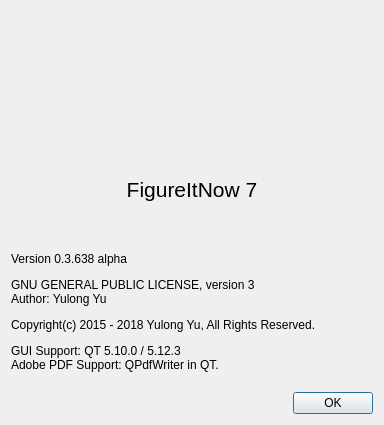
Before: the Qt Designer form FigureItNow7/finUiAboutDlg.ui in yuylong/FigureItNow, drawn with Qt 5.
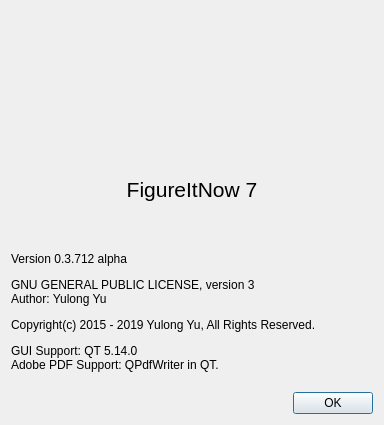
After: the same form once the commit is applied. Icons and pictures are not drawn.

Patch:
```diff
--- a/FigureItNow7/finUiAboutDlg.ui
+++ b/FigureItNow7/finUiAboutDlg.ui
@@ -52,7 +52,7 @@
    <item>
     <widget class="QLabel" name="lblCopyrights">
      <property name="text">
-      <string>&lt;html&gt;&lt;head/&gt;&lt;body&gt;&lt;p&gt;Version 0.3.638 alpha&lt;/p&gt;&lt;p&gt;&lt;span style=&quot; color:#000000;&quot;&gt;GNU GENERAL PUBLIC LICENSE, version 3&lt;/span&gt;&lt;br/&gt;Author: Yulong Yu&lt;/p&gt;&lt;p&gt;Copyright(c) 2015 - 2018 Yulong Yu, All Rights Reserved.&lt;/p&gt;&lt;p&gt;GUI Support: QT 5.10.0 / 5.12.3&lt;br/&gt;Adobe PDF Support: QPdfWriter in QT.&lt;br/&gt;&lt;/p&gt;&lt;/body&gt;&lt;/html&gt;</string>
+      <string>&lt;html&gt;&lt;head/&gt;&lt;body&gt;&lt;p&gt;Version 0.3.712 alpha&lt;/p&gt;&lt;p&gt;&lt;span style=&quot; color:#000000;&quot;&gt;GNU GENERAL PUBLIC LICENSE, version 3&lt;/span&gt;&lt;br/&gt;Author: Yulong Yu&lt;/p&gt;&lt;p&gt;Copyright(c) 2015 - 2019 Yulong Yu, All Rights Reserved.&lt;/p&gt;&lt;p&gt;GUI Support: QT 5.14.0&lt;br/&gt;Adobe PDF Support: QPdfWriter in QT.&lt;br/&gt;&lt;/p&gt;&lt;/body&gt;&lt;/html&gt;</string>
      </property>
      <property name="margin">
       <number>8</number>
```
